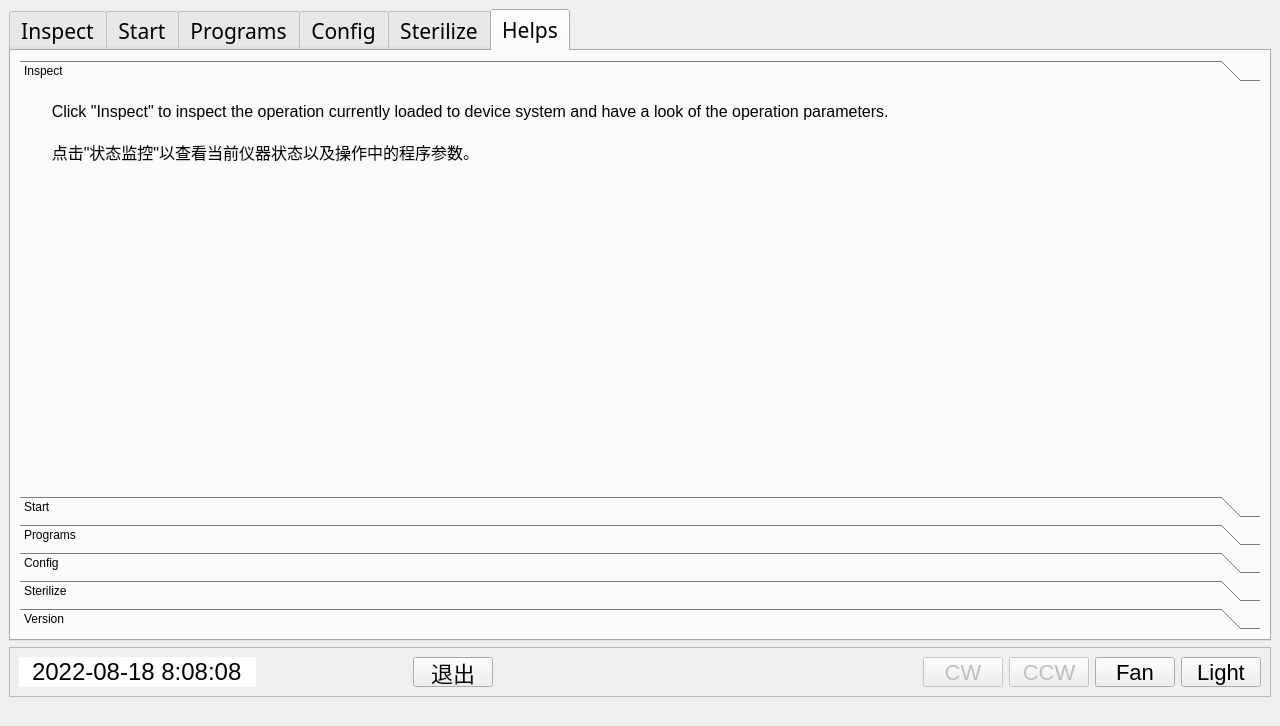
This is domains/ui/designer/main.ui in addingding/Extractor as Qt 5 draws it before an edit. The edited form follows.
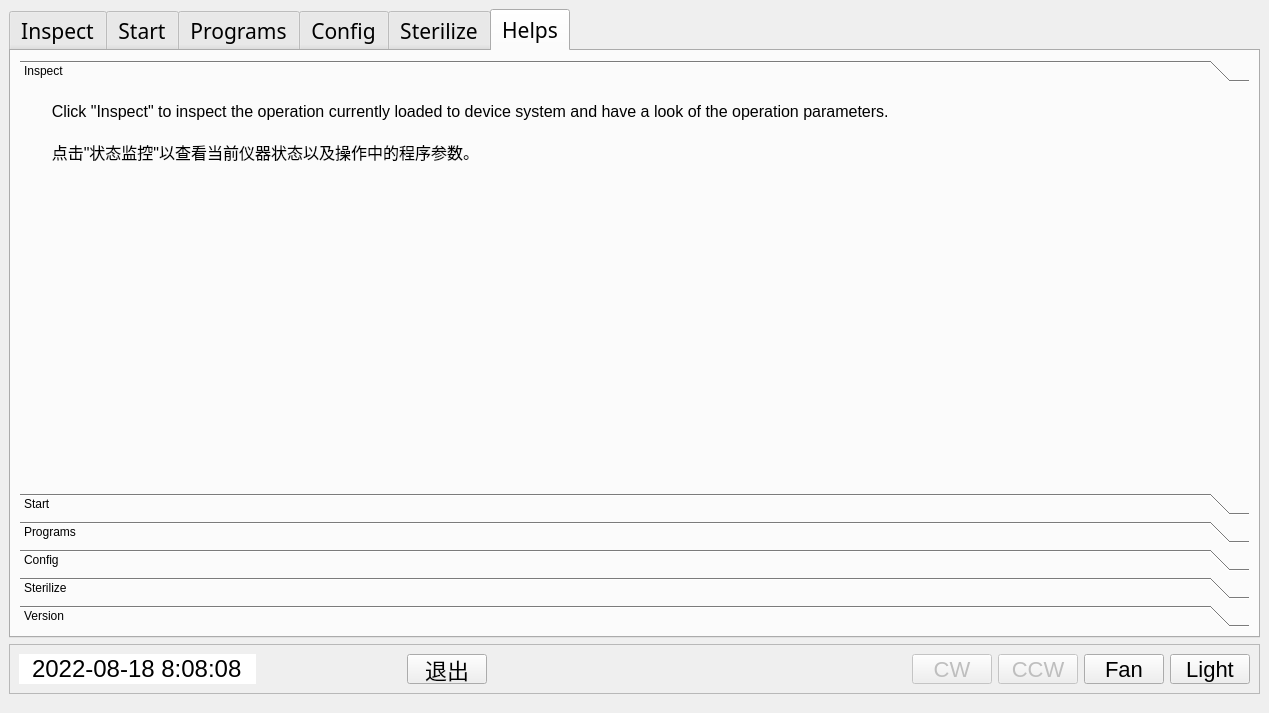
This is the edited form. The open tabs and pages were chosen to show the change.

Diff of the .ui file:
```diff
--- a/domains/ui/designer/main.ui
+++ b/domains/ui/designer/main.ui
@@ -9,14 +9,20 @@
    <rect>
     <x>0</x>
     <y>0</y>
-    <width>1280</width>
-    <height>720</height>
+    <width>1269</width>
+    <height>713</height>
    </rect>
   </property>
+  <property name="sizePolicy">
+   <sizepolicy hsizetype="Expanding" vsizetype="Expanding">
+    <horstretch>0</horstretch>
+    <verstretch>0</verstretch>
+   </sizepolicy>
+  </property>
   <property name="minimumSize">
    <size>
-    <width>160</width>
-    <height>0</height>
+    <width>600</width>
+    <height>400</height>
    </size>
   </property>
   <property name="contextMenuPolicy">
@@ -2780,8 +2786,8 @@
             <rect>
              <x>0</x>
              <y>0</y>
-             <width>1238</width>
-             <height>340</height>
+             <width>1227</width>
+             <height>343</height>
             </rect>
            </property>
            <attribute name="label">
@@ -2959,7 +2965,7 @@
     <item>
      <widget class="QFrame" name="frame">
       <property name="sizePolicy">
-       <sizepolicy hsizetype="Preferred" vsizetype="Minimum">
+       <sizepolicy hsizetype="Preferred" vsizetype="MinimumExpanding">
         <horstretch>0</horstretch>
         <verstretch>0</verstretch>
        </sizepolicy>
@@ -3185,7 +3191,7 @@
       <property name="sizeHint" stdset="0">
        <size>
         <width>20</width>
-        <height>20</height>
+        <height>10</height>
        </size>
       </property>
      </spacer>
```
Left out of the diff: 2 changed lines with no effect on the pictures.
